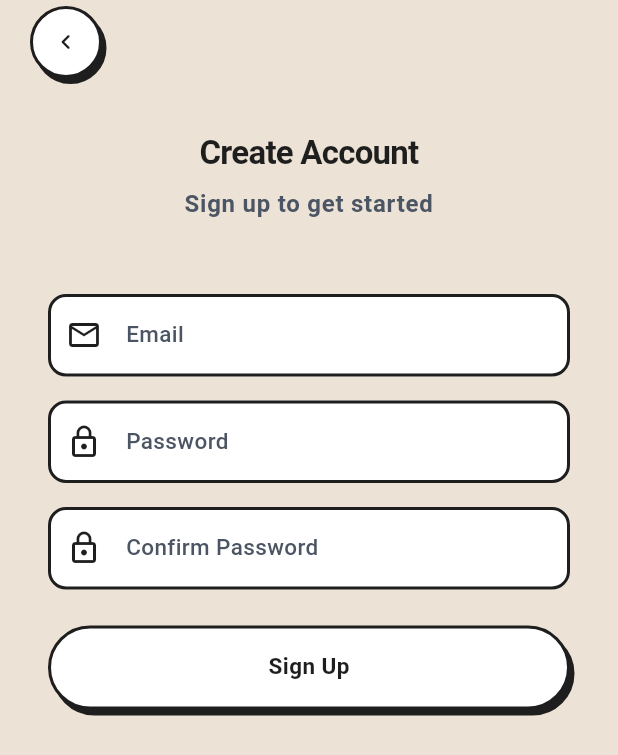
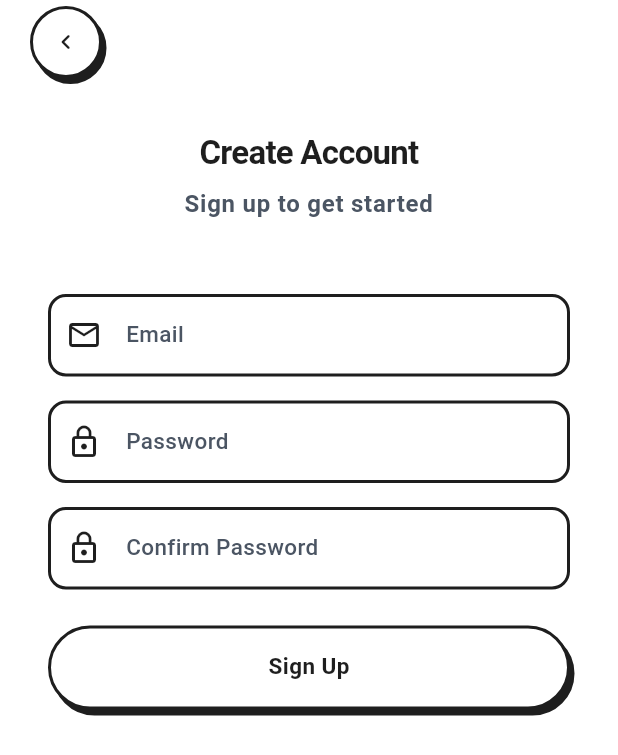
Before and after one commit to Kunjshingala/LinkHive, a Flutter app: the _LoginScreenContent screen opened directly, after a tap on "Sign Up", on a phone screen of 412 x 824 dp. Shown: the top 755 px of the screen. Run offline on Flutter 3.47's test engine with Material 3 defaults, Android fonts, the phone set to English and light mode, and no system bars; our stand-ins replace cached_network_image, cloud_firestore, equatable, firebase_auth, firebase_core, flutter_bloc and 12 more; missing offline and left inert: home_widget, receive_sharing_intent; accounts and stored records are empty.

Commit message:
fix(theme): let the auth screens follow the theme instead of fixed colors
Login and Signup pinned AppColors.brandBackground on the Scaffold and
AppColors.textPrimary / textSecondary on their heading and description,
so both screens rendered the same in light and dark mode regardless of
the active theme.

Dropping the explicit Scaffold background falls through to the theme's
scaffoldBackgroundColor, and the headings inherit their color from the
text theme. The description now takes bodySmall's color so it keeps the
muted-secondary relationship to the heading in both themes rather than
hardcoding one side of it.

Co-Authored-By: Claude Opus 5 <noreply@anthropic.com>

```diff
--- a/lib/features/authentication/login_screen.dart
+++ b/lib/features/authentication/login_screen.dart
@@ -101,7 +101,6 @@ class _LoginScreenContentState extends State<_LoginScreenContent> {
         // Navigation is handled via named routes.
       },
       child: Scaffold(
-        backgroundColor: AppColors.brandBackground,
         appBar: const CommonAppBar(backgroundColor: AppColors.transparent),
         body: SafeArea(
           child: SingleChildScrollView(
@@ -116,7 +115,6 @@ class _LoginScreenContentState extends State<_LoginScreenContent> {
                     context.l10n.authWelcome,
                     style: context.text.headlineMedium?.copyWith(
                       fontWeight: FontWeight.w800,
-                      color: AppColors.textPrimary,
                     ),
                     textAlign: TextAlign.center,
                   ),
@@ -124,7 +122,7 @@ class _LoginScreenContentState extends State<_LoginScreenContent> {
                   Text(
                     context.l10n.authSignInDesc,
                     style: context.text.bodyLarge?.copyWith(
-                      color: AppColors.textSecondary,
+                      color: context.text.bodySmall?.color,
                     ),
                     textAlign: TextAlign.center,
                   ),
--- a/lib/features/authentication/signup_screen.dart
+++ b/lib/features/authentication/signup_screen.dart
@@ -79,7 +79,6 @@ class _SignupScreenContentState extends State<_SignupScreenContent> {
         }
       },
       child: Scaffold(
-        backgroundColor: AppColors.brandBackground,
         appBar: const CommonAppBar(backgroundColor: AppColors.transparent),
         body: SafeArea(
           child: SingleChildScrollView(
@@ -93,14 +92,13 @@ class _SignupScreenContentState extends State<_SignupScreenContent> {
                     context.l10n.signupTitle,
                     style: context.text.headlineMedium?.copyWith(
                       fontWeight: FontWeight.bold,
-                      color: AppColors.textPrimary,
                     ),
                     textAlign: TextAlign.center,
                   ),
                   const SizedBox(height: AppSpacing.sm),
                   Text(
                     context.l10n.signupDesc,
-                    style: context.text.bodyLarge?.copyWith(color: AppColors.textSecondary),
+                    style: context.text.bodyLarge?.copyWith(color: context.text.bodySmall?.color),
                     textAlign: TextAlign.center,
                   ),
                   const SizedBox(height: AppSpacing.xxl),
```
